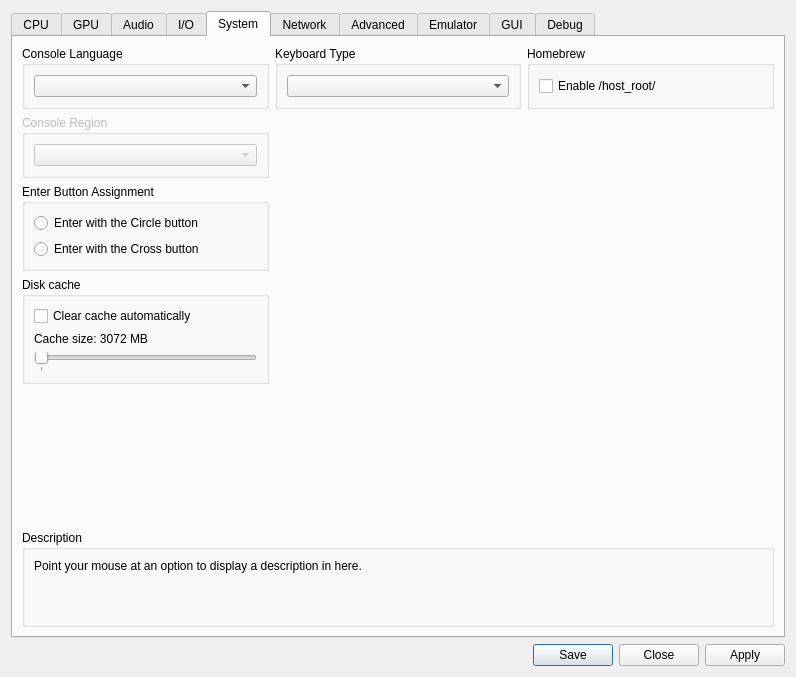
Before: the Qt Designer form rpcs3/rpcs3qt/settings_dialog.ui in RPCS3/rpcs3, drawn with Qt 5.
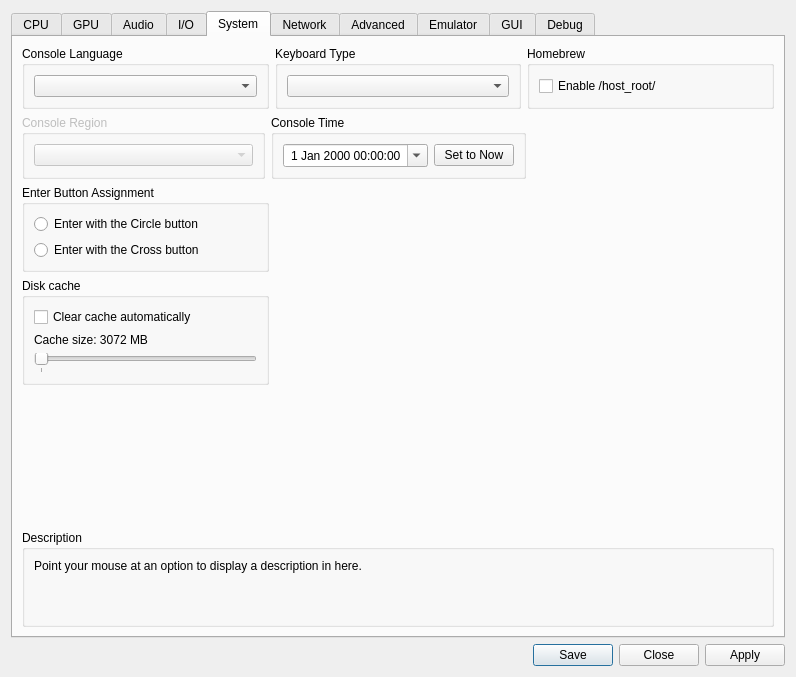
After: the same form once the commit is applied. The open tabs and pages were chosen to show the change. Icons and pictures are not drawn.

Commit message:
Core: Add date/time offset capability for console time
Provides a setting which can be applied per game, and allows for a custom date/time to be set.
The console time will then apply this as an offset to the computer wallclock.

This allows for games which look at the console time to determine their gameplay to be adjusted.

The edit to the form file:
```diff
--- a/rpcs3/rpcs3qt/settings_dialog.ui
+++ b/rpcs3/rpcs3qt/settings_dialog.ui
@@ -1444,7 +1444,61 @@
           </widget>
          </item>
          <item>
-          <widget class="QWidget" name="systemTabSpacerWidget1" native="true"/>
+          <widget class="QGroupBox" name="gb_console_time">
+           <property name="title">
+            <string>Console Time</string>
+           </property>
+           <layout class="QVBoxLayout" name="verticalLayout_2">
+            <item>
+             <layout class="QHBoxLayout" name="horizontalLayout">
+              <item>
+               <widget class="QDateTimeEdit" name="console_time_edit">
+                <property name="sizePolicy">
+                 <sizepolicy hsizetype="Preferred" vsizetype="Fixed">
+                  <horstretch>10</horstretch>
+                  <verstretch>0</verstretch>
+                 </sizepolicy>
+                </property>
+                <property name="layoutDirection">
+                 <enum>Qt::LeftToRight</enum>
+                </property>
+                <property name="wrapping">
+                 <bool>false</bool>
+                </property>
+                <property name="frame">
+                 <bool>true</bool>
+                </property>
+                <property name="alignment">
+                 <set>Qt::AlignCenter</set>
+                </property>
+                <property name="readOnly">
+                 <bool>false</bool>
+                </property>
+                <property name="buttonSymbols">
+                 <enum>QAbstractSpinBox::UpDownArrows</enum>
+                </property>
+                <property name="accelerated">
+                 <bool>true</bool>
+                </property>
+                <property name="showGroupSeparator" stdset="0">
+                 <bool>false</bool>
+                </property>
+                <property name="calendarPopup">
+                 <bool>true</bool>
+                </property>
+               </widget>
+              </item>
+              <item>
+               <widget class="QPushButton" name="console_time_reset">
+                <property name="text">
+                 <string>Set to Now</string>
+                </property>
+               </widget>
+              </item>
+             </layout>
+            </item>
+           </layout>
+          </widget>
          </item>
          <item>
           <widget class="QWidget" name="systemTabSpacerWidget2" native="true"/>
```
The commit also changes 7 other files.
